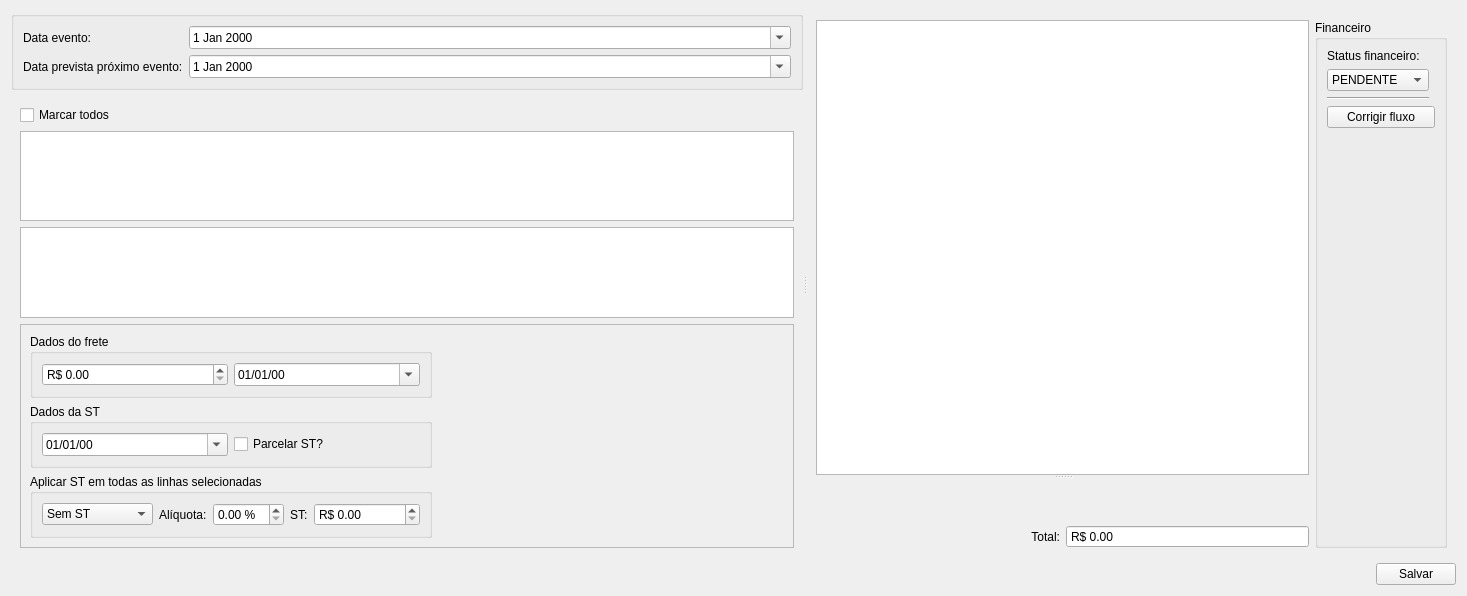
darktorres/ERP-STACCATO, file ui/inputdialogfinanceiro.ui: the form before one commit.
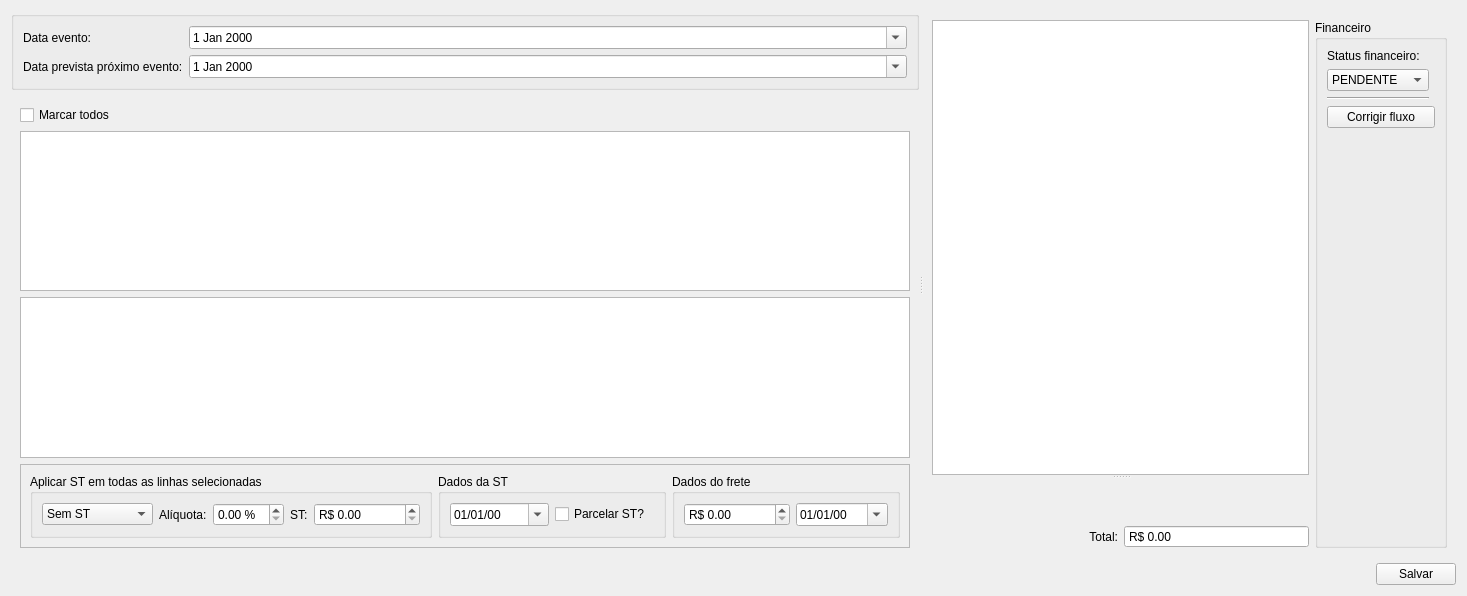
The form after the commit. Custom widgets are drawn as their Qt base class.

Commit message:
Refeito código do fluxo de pagamentos da compra
Falta terminar de ajustar o código da ST

```diff
--- a/ui/inputdialogfinanceiro.ui
+++ b/ui/inputdialogfinanceiro.ui
@@ -79,33 +79,7 @@
              <enum>QFrame::Raised</enum>
             </property>
             <layout class="QGridLayout" name="gridLayout_6">
-             <item row="0" column="1">
-              <spacer name="horizontalSpacer_3">
-               <property name="orientation">
-                <enum>Qt::Horizontal</enum>
-               </property>
-               <property name="sizeHint" stdset="0">
-                <size>
-                 <width>40</width>
-                 <height>20</height>
-                </size>
-               </property>
-              </spacer>
-             </item>
-             <item row="3" column="1">
-              <spacer name="horizontalSpacer_4">
-               <property name="orientation">
-                <enum>Qt::Horizontal</enum>
-               </property>
-               <property name="sizeHint" stdset="0">
-                <size>
-                 <width>40</width>
-                 <height>20</height>
-                </size>
-               </property>
-              </spacer>
-             </item>
-             <item row="3" column="0">
+             <item row="0" column="0">
               <widget class="QGroupBox" name="groupBoxSt">
                <property name="title">
                 <string>Aplicar ST em todas as linhas selecionadas</string>
@@ -176,20 +150,7 @@
                </layout>
               </widget>
              </item>
-             <item row="2" column="1">
-              <spacer name="horizontalSpacer_5">
-               <property name="orientation">
-                <enum>Qt::Horizontal</enum>
-               </property>
-               <property name="sizeHint" stdset="0">
-                <size>
-                 <width>40</width>
-                 <height>20</height>
-                </size>
-               </property>
-              </spacer>
-             </item>
-             <item row="2" column="0">
+             <item row="0" column="1">
               <widget class="QGroupBox" name="groupBoxDataSt">
                <property name="title">
                 <string>Dados da ST</string>
@@ -215,7 +176,7 @@
                </layout>
               </widget>
              </item>
-             <item row="0" column="0">
+             <item row="0" column="2">
               <widget class="QGroupBox" name="groupBoxFrete">
                <property name="title">
                 <string>Dados do frete</string>
```
The commit also changes 1 other file.
